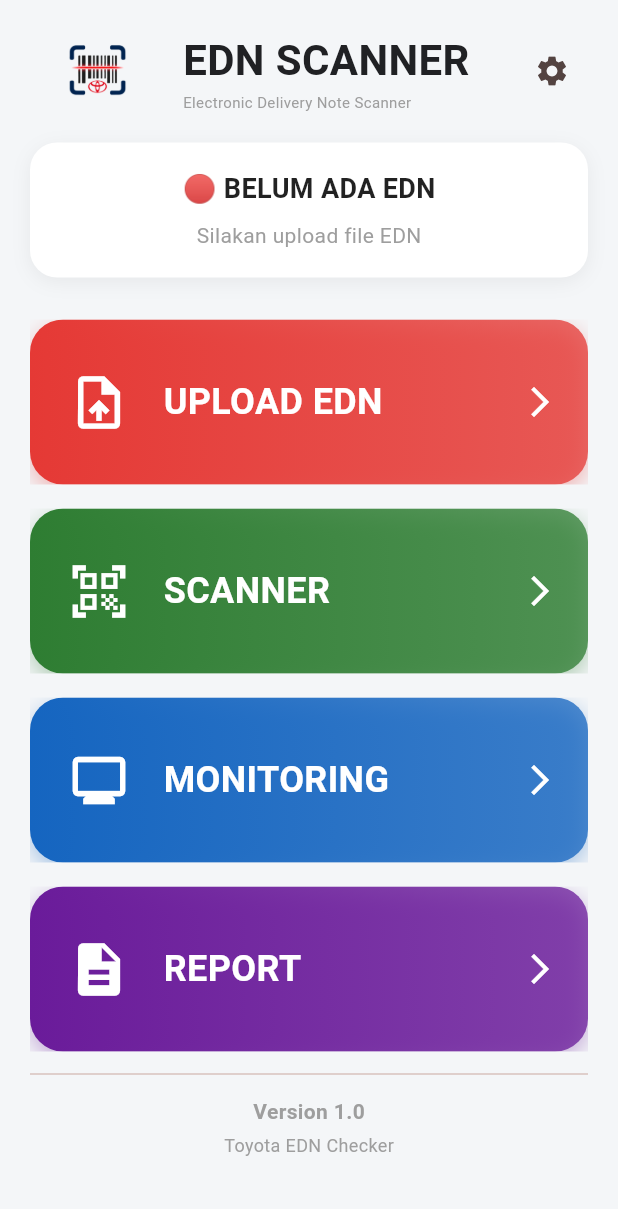
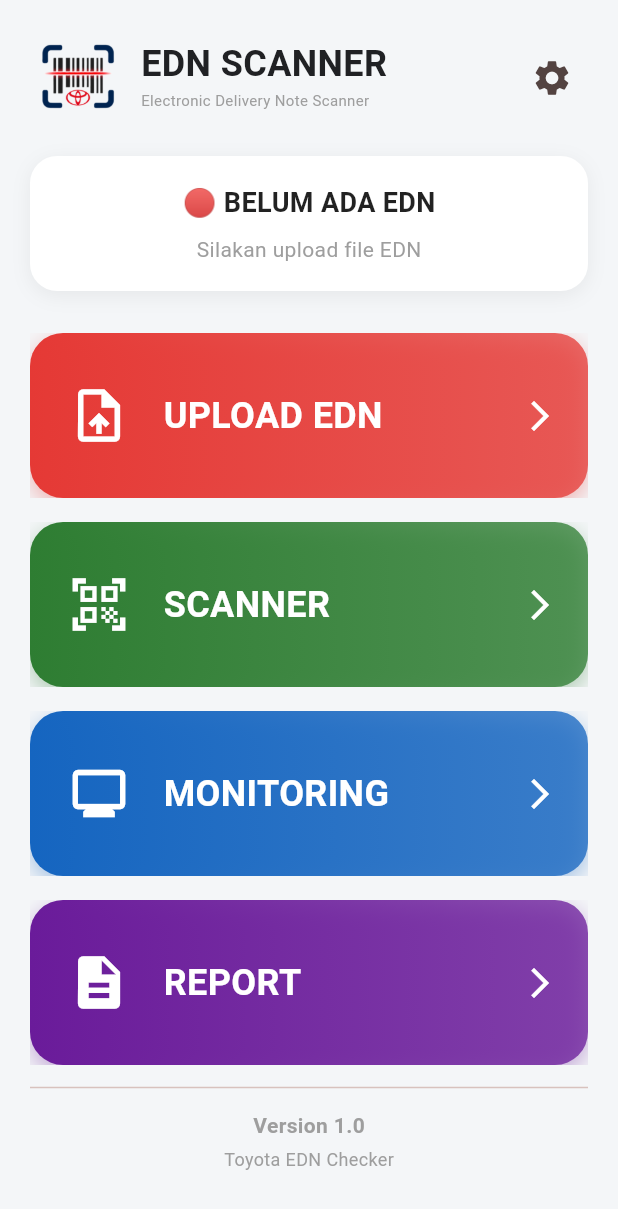
Before and after one commit to andipartman-collab/edn_checker, a Flutter app: the screen it shows after launch, on a phone screen of 412 x 824 dp. Shown: the top 1209 px of the screen. Run offline on Flutter 3.47's test engine with Material 3 defaults, Android fonts, the light colour scheme and no system bars; our stand-ins replace audioplayers, file_picker, pdf, printing, shared_preferences; missing offline and left inert: excel, mobile_scanner.

Commit message:
Refine home header layout and typography

```diff
--- a/lib/features/home/widgets/home_header.dart
+++ b/lib/features/home/widgets/home_header.dart
@@ -9,32 +9,42 @@
   @override
   Widget build(BuildContext context) {
     return Row(
+      crossAxisAlignment: CrossAxisAlignment.center,
       children: [
         Image.asset(
           'assets/images/edn_scanner_logo.png',
-          width: 90,
-          height: 50,
+          width: 64,
+          height: 64,
           fit: BoxFit.contain,
         ),
 
-        const SizedBox(width: 12),
+        const SizedBox(width: 10),
 
         const Expanded(
           child: Column(
             crossAxisAlignment: CrossAxisAlignment.start,
+            mainAxisAlignment: MainAxisAlignment.center,
             children: [
-              Text(
-                "EDN SCANNER",
-                style: TextStyle(
-                  fontSize: 28,
-                  fontWeight: FontWeight.bold,
+              FittedBox(
+                fit: BoxFit.scaleDown,
+                alignment: Alignment.centerLeft,
+                child: Text(
+                  'EDN SCANNER',
+                  maxLines: 1,
+                  style: TextStyle(
+                    fontSize: 24,
+                    fontWeight: FontWeight.bold,
+                    height: 1.0,
+                  ),
                 ),
               ),
 
-              SizedBox(height: 1),
+              SizedBox(height: 5),
 
               Text(
-                "Electronic Delivery Note Scanner",
+                'Electronic Delivery Note Scanner',
+                maxLines: 1,
+                overflow: TextOverflow.ellipsis,
                 style: TextStyle(
                   color: Colors.grey,
                   fontSize: 10,
@@ -44,8 +54,10 @@
           ),
         ),
 
+        const SizedBox(width: 6),
+
         IconButton(
-          tooltip: "Pengaturan",
+          tooltip: 'Pengaturan',
           onPressed: () {
             Navigator.push(
               context,
@@ -56,6 +68,12 @@
           },
           icon: const Icon(
             Icons.settings,
+            size: 28,
+          ),
+          padding: EdgeInsets.zero,
+          constraints: const BoxConstraints(
+            minWidth: 44,
+            minHeight: 44,
           ),
         ),
       ],
```
